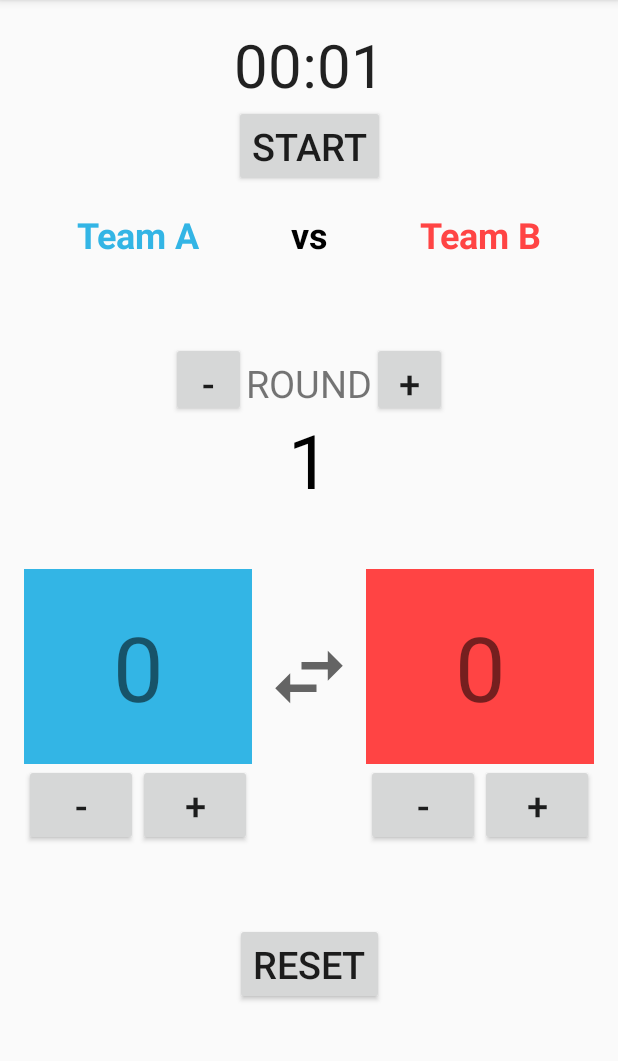
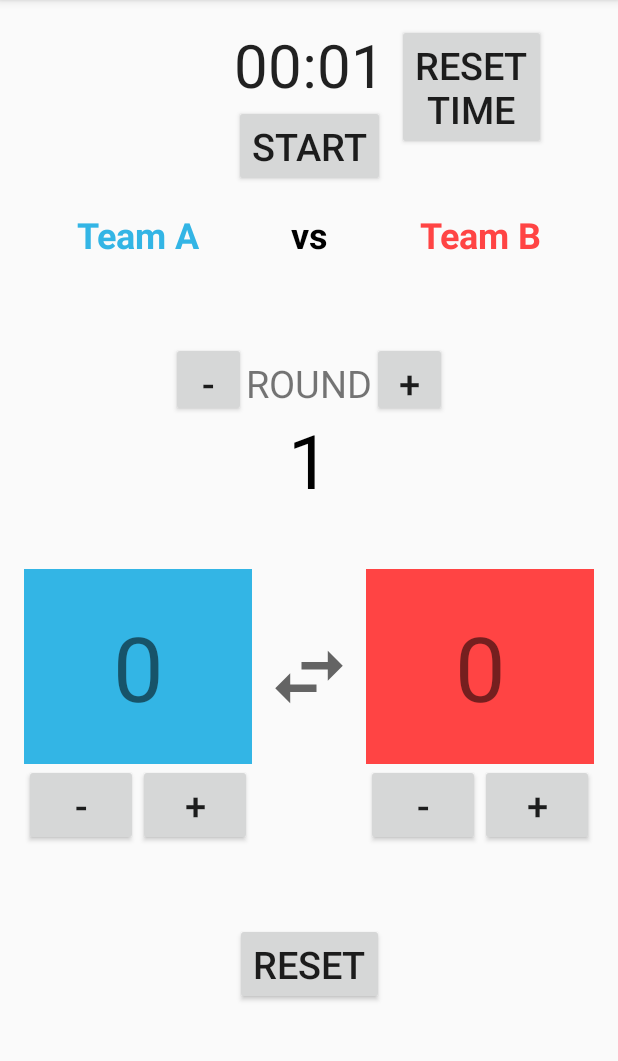
Before and after one commit to lamys12sing/Scoreboard, an Android app: the screen it shows after launch (MainActivity), after a tap on "STOP", on a phone screen of 412 x 824 dp, the part 84-1145 px from its top. Run offline under Robolectric (Android 15) with nearby library versions, the phone set to English and light mode, and no system bars; 1 other tap on this screen came first.

Commit message:
-fixed the bug for the visibility of button_reset_time -set the orientation to vertical

```diff
--- a/app/src/main/AndroidManifest.xml
+++ b/app/src/main/AndroidManifest.xml
@@ -9,7 +9,8 @@
         android:roundIcon="@mipmap/ic_launcher_round"
         android:supportsRtl="true"
         android:theme="@style/AppTheme">
-        <activity android:name=".MainActivity">
+        <activity android:name=".MainActivity"
+            android:screenOrientation="portrait">
             <intent-filter>
                 <action android:name="android.intent.action.MAIN" />
 
--- a/app/src/main/res/layout/activity_main.xml
+++ b/app/src/main/res/layout/activity_main.xml
@@ -22,6 +22,7 @@
 
     <Button
         android:id="@+id/button_reset_time"
+        android:visibility="gone"
         android:layout_width="wrap_content"
         android:layout_height="wrap_content"
         android:layout_marginStart="8dp"
@@ -29,7 +30,6 @@
         android:text="@string/reset_time"
         android:textAllCaps="true"
         android:textSize="25sp"
-        android:visibility="gone"
         app:layout_constraintLeft_toRightOf="@+id/timer"
         app:layout_constraintStart_toEndOf="@+id/timer"
         app:layout_constraintTop_toTopOf="parent" />
--- a/app/src/main/res/xml/activity_main_scene.xml
+++ b/app/src/main/res/xml/activity_main_scene.xml
@@ -1,21 +1,33 @@
 <?xml version="1.0" encoding="utf-8"?>
 <MotionScene
     xmlns:android="http://schemas.android.com/apk/res/android"
-    xmlns:motion="http://schemas.android.com/apk/res-auto">
+    xmlns:motion="http://schemas.android.com/apk/res-auto"
+    xmlns:app="http://schemas.android.com/apk/res-auto">
 
     <Transition
         motion:constraintSetEnd="@+id/end"
         motion:constraintSetStart="@id/start"
-        motion:duration="1000">
+        motion:duration="500">
        <KeyFrameSet>
        </KeyFrameSet>
         <OnClick motion:targetId="@+id/imageView_swap" />
     </Transition>
 
     <ConstraintSet android:id="@+id/start">
+        <Constraint android:id="@id/button_reset_time">
+            <PropertySet
+                app:applyMotionScene="false"
+                app:visibilityMode="ignore" />
+        </Constraint>
+
     </ConstraintSet>
 
     <ConstraintSet android:id="@+id/end">
+        <Constraint android:id="@+id/button_reset_time">
+            <PropertySet
+                app:applyMotionScene="false"
+                app:visibilityMode="ignore"/>
+        </Constraint>
         <Constraint
             android:id="@+id/textView_title_A"
             style="@style/team_title"
```
